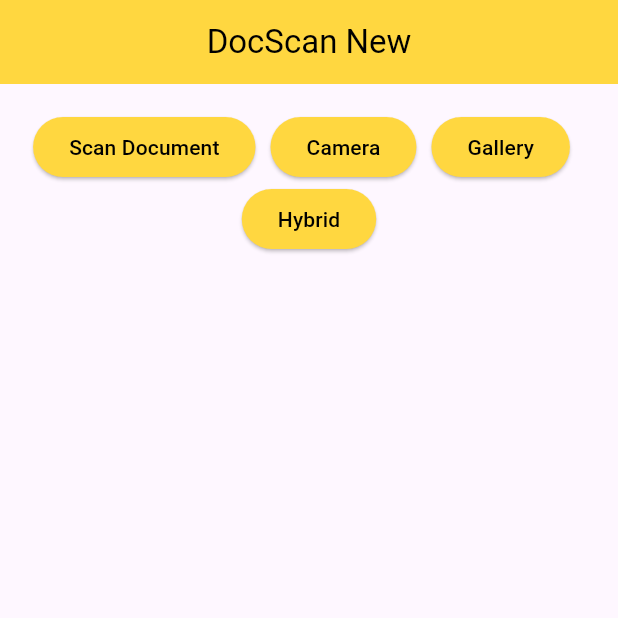
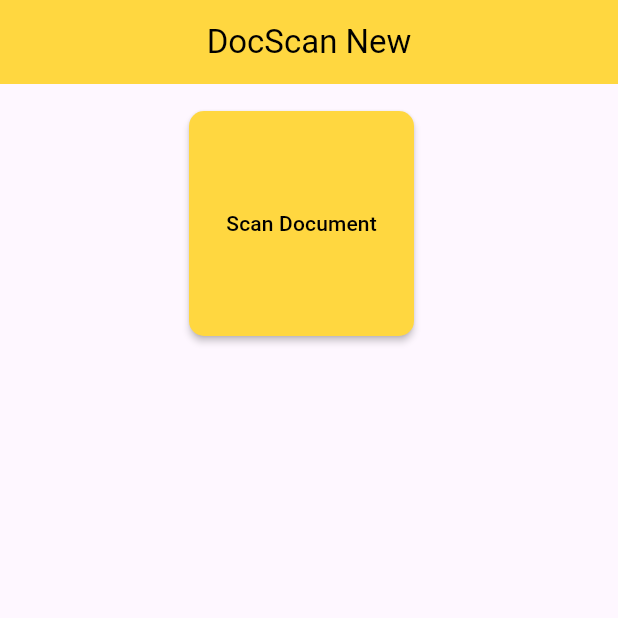
Before and after one commit to CrackTech-BD/docscan, a Flutter app: the screen it shows after launch, on a phone screen of 412 x 824 dp, the top half of it. Run offline on Flutter 3.47's test engine with Material 3 defaults, Android fonts, the phone set to English and light mode, and no system bars; our stand-ins replace fluttertoast, image_gallery_saver, image_picker, permission_handler.

```diff
--- a/example/lib/main.dart
+++ b/example/lib/main.dart
@@ -242,71 +242,24 @@ class _MyAppState extends State<MyApp> {
                 children: [
                   ElevatedButton(
                     onPressed: getImageFromCamera,
-                    child: Text('Scan Document'),
+                    child: Text(
+                      'Scan Document',
+                    ),
                     style: ElevatedButton.styleFrom(
+                      fixedSize: Size(150, 150),
+                      elevation: 2,
                       foregroundColor: Colors.black,
                       backgroundColor: Colors.amberAccent,
-                    ),
-                  ),
-                  SizedBox(width: 10),
-                  ElevatedButton(
-                    onPressed: captureImageFromDeviceCamera,
-                    child: Text('Camera'),
-                    style: ElevatedButton.styleFrom(
-                      foregroundColor: Colors.black,
-                      backgroundColor: Colors.amberAccent,
-                    ),
-                  ),
-                  SizedBox(width: 10),
-                  ElevatedButton(
-                    onPressed: getImageFromGallery,
-                    child: Text('Gallery'),
-                    style: ElevatedButton.styleFrom(
-                      foregroundColor: Colors.black,
-                      backgroundColor: Colors.amberAccent,
-                    ),
-                  ),
-                  SizedBox(width: 10),
-                  Visibility(
-                    visible: _imagePath != null,
-                    child: Visibility(
-                      visible: !_isImageSaved,
-                      child: ElevatedButton(
-                        onPressed: saveImageToGallery,
-                        child: Text('Save Image'),
-                        style: ElevatedButton.styleFrom(
-                          foregroundColor: Colors.black,
-                          backgroundColor: Colors.amberAccent,
+                      shape: RoundedRectangleBorder(
+                        borderRadius: BorderRadius.all(
+                          Radius.circular(10),
                         ),
                       ),
                     ),
                   ),
-                  Visibility(
-                    visible: _isImageSaved,
-                    child: ElevatedButton(
-                      onPressed: discardImage,
-                      child: Text('Delete Image'),
-                      style: ElevatedButton.styleFrom(
-                        foregroundColor: Colors.black,
-                        backgroundColor: Colors.amberAccent,
-                      ),
-                    ),
-                  )
+                  SizedBox(width: 10),
                 ],
               ),
-              Column(
-                mainAxisAlignment: MainAxisAlignment.center,
-                children: [
-                  ElevatedButton(
-                    onPressed: getImageFromDeviceCamera,
-                    child: Text('Hybrid'),
-                    style: ElevatedButton.styleFrom(
-                      foregroundColor: Colors.black,
-                      backgroundColor: Colors.amberAccent,
-                    ),
-                  ),
-                ],
-              )
             ],
           ),
         ),
```
